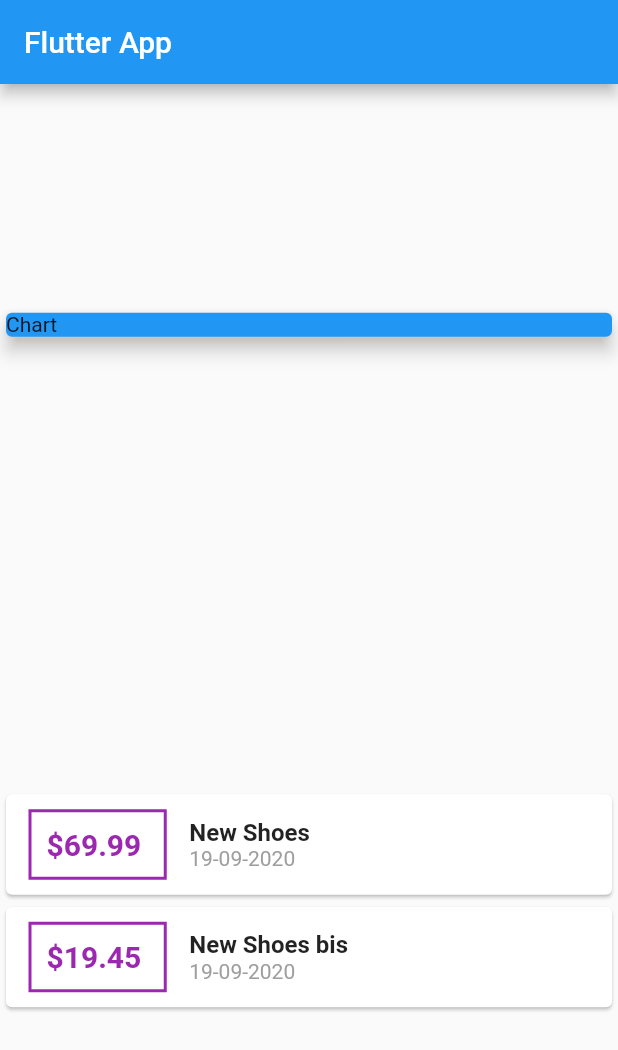
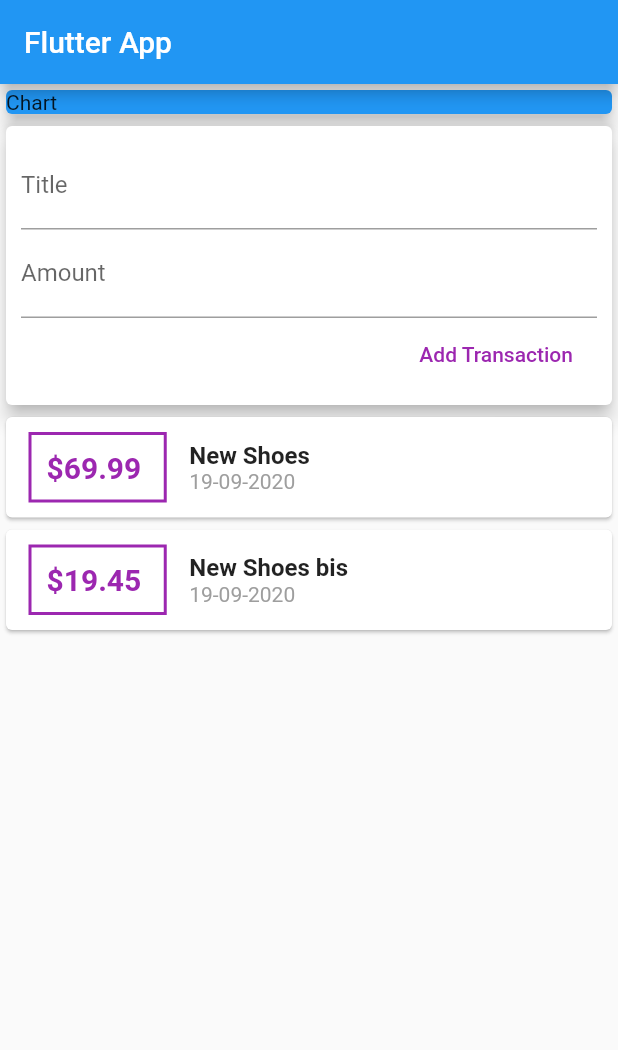
Before and after one commit to limozaza/p-expenses, a Flutter app: the screen it shows after launch, on a phone screen of 412 x 824 dp. Shown: the top 1050 px of the screen. Run offline on Flutter 3.47's test engine with Material 2 defaults, Android fonts, the phone set to English and light mode, and no system bars.

Commit message:
Adding Text Input Widgets (TextField)

```diff
--- a/lib/main.dart
+++ b/lib/main.dart
@@ -32,7 +32,7 @@ class MyHomePage extends StatelessWidget {
           title: Text('Flutter App'),
         ),
         body: Column(
-          mainAxisAlignment: MainAxisAlignment.spaceAround,
+          mainAxisAlignment: MainAxisAlignment.start,
           crossAxisAlignment: CrossAxisAlignment.stretch,
           children: [
             Container(
@@ -43,6 +43,35 @@ class MyHomePage extends StatelessWidget {
                 elevation: 5,
               ),
             ),
+            Card(
+                elevation: 5,
+                child: Container(
+                  padding: EdgeInsets.all(10),
+                  child: Column(
+                    crossAxisAlignment: CrossAxisAlignment.end,
+                    children: [
+                      TextField(
+                        decoration: InputDecoration(
+                          labelText: 'Title',
+                        ),
+                      ),
+                      TextField(
+                        decoration: InputDecoration(
+                          labelText: 'Amount',
+                        ),
+                      ),
+                      FlatButton(
+                        child: Text(
+                          'Add Transaction',
+                        ),
+                        textColor: Colors.purple,
+                        onPressed: () {
+                          print("coucou");
+                        },
+                      )
+                    ],
+                  ),
+                )),
             Column(
               children: tranasctions
                   .map((tx) => Card(
```
